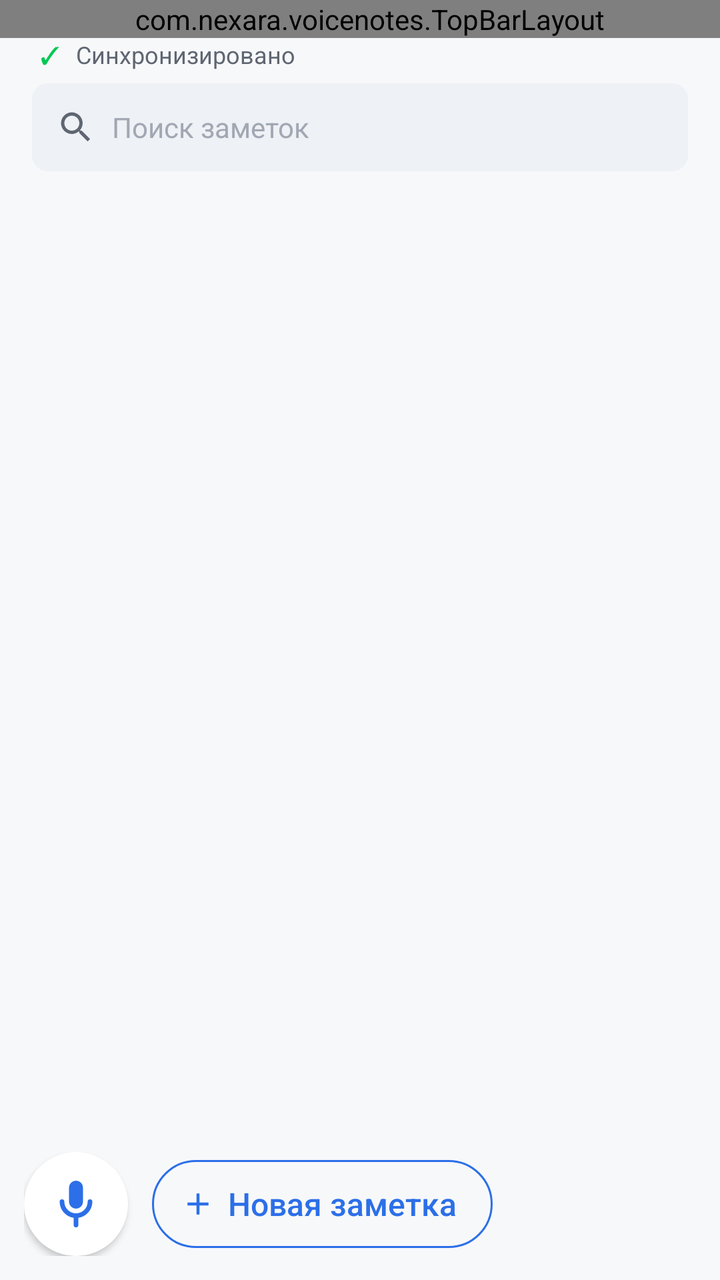
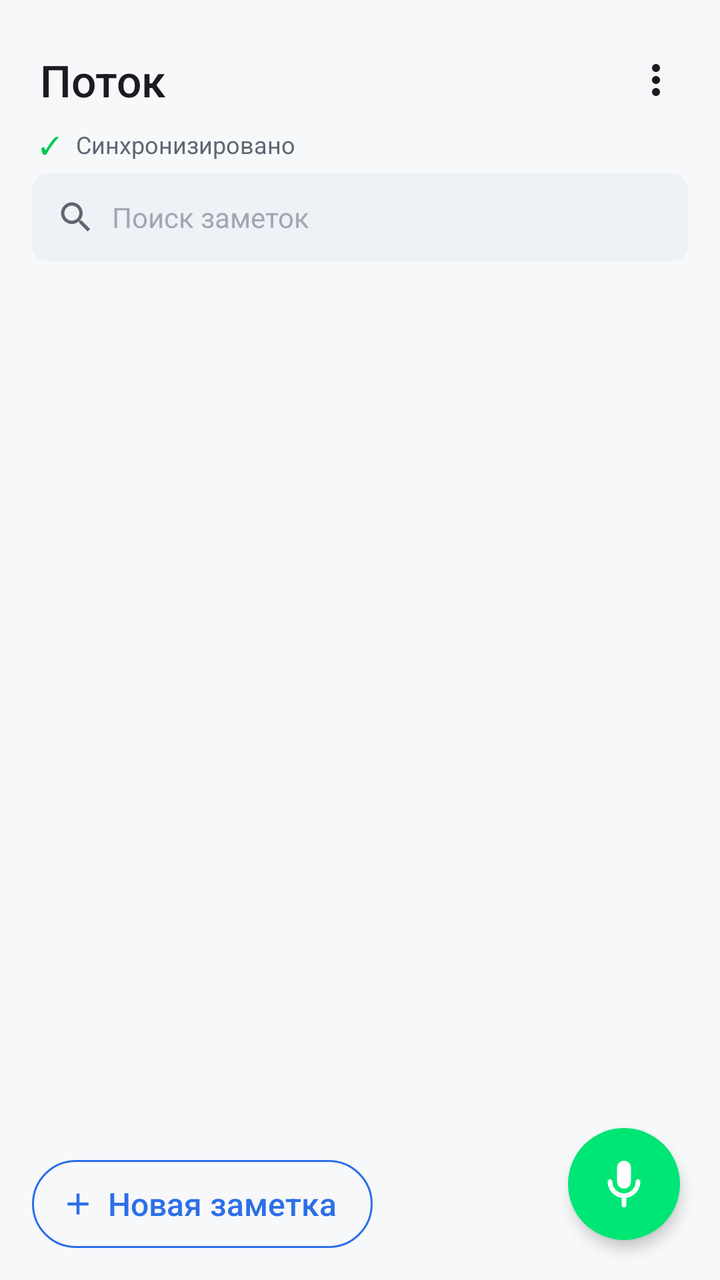

Two renders of the same Android screen: before a commit and after it. Below are the layout's source before the change and the commit's diff.
<!-- AndroidManifest.xml: application theme Theme.VoiceNotes -->
<!-- res/layout/activity_main.xml -->
<?xml version="1.0" encoding="utf-8"?>
<FrameLayout xmlns:android="http://schemas.android.com/apk/res/android"
    android:layout_width="match_parent"
    android:layout_height="match_parent"
    android:background="@color/bg_app">

    <LinearLayout
        android:layout_width="match_parent"
        android:layout_height="match_parent"
        android:orientation="vertical">

        
        <com.nexara.voicenotes.TopBarLayout
            android:id="@+id/topBar"
            android:layout_width="match_parent"
            android:layout_height="wrap_content"
            android:paddingLeft="12dp"
            android:paddingRight="2dp" />

        
        <LinearLayout
            android:id="@+id/syncBanner"
            android:layout_width="match_parent"
            android:layout_height="wrap_content"
            android:orientation="horizontal"
            android:paddingLeft="20dp"
            android:paddingRight="20dp"
            android:paddingTop="0dp"
            android:paddingBottom="6dp"
            android:gravity="center_vertical">

            <TextView
                android:id="@+id/syncIcon"
                android:layout_width="wrap_content"
                android:layout_height="wrap_content"
                android:textAppearance="@style/TextAppearance.Potok.Caption"
                android:textColor="@color/sync_ok"
                android:text="✓" />

            <TextView
                android:id="@+id/syncText"
                android:layout_width="match_parent"
                android:layout_height="wrap_content"
                android:layout_marginLeft="@dimen/space_s"
                android:textAppearance="@style/TextAppearance.Potok.Caption"
                android:textColor="@color/text_secondary"
                android:text="Синхронизировано" />
        </LinearLayout>

        
        <LinearLayout
            android:id="@+id/searchField"
            android:layout_width="match_parent"
            android:layout_height="44dp"
            android:orientation="horizontal"
            android:background="@drawable/bg_field"
            android:foreground="?android:attr/selectableItemBackground"
            android:layout_marginLeft="@dimen/space_l"
            android:layout_marginRight="@dimen/space_l"
            android:layout_marginBottom="@dimen/space_s"
            android:paddingLeft="@dimen/space_m"
            android:paddingRight="@dimen/space_m"
            android:gravity="center_vertical"
            android:clickable="true"
            android:focusable="true">

            <ImageView
                android:layout_width="20dp"
                android:layout_height="20dp"
                android:src="@drawable/ic_search"
                android:tint="@color/text_secondary"
                android:scaleType="centerInside"
                android:contentDescription="Поиск" />

            <TextView
                android:layout_width="match_parent"
                android:layout_height="wrap_content"
                android:layout_marginLeft="@dimen/space_s"
                android:textAppearance="@style/TextAppearance.Potok.Body"
                android:textColor="@color/potok_text_disabled"
                android:text="Поиск заметок" />
        </LinearLayout>

        <HorizontalScrollView
            android:layout_width="match_parent"
            android:layout_height="wrap_content"
            android:paddingLeft="16dp"
            android:paddingRight="16dp"
            android:paddingBottom="8dp"
            android:scrollbars="none"
            android:fillViewport="true">

            <LinearLayout
                android:id="@+id/chipsRow"
                android:layout_width="wrap_content"
                android:layout_height="wrap_content"
                android:orientation="horizontal" />
        </HorizontalScrollView>

        <FrameLayout
            android:layout_width="match_parent"
            android:layout_height="0dp"
            android:layout_weight="1">

            <ListView
                android:id="@+id/notes"
                android:layout_width="match_parent"
                android:layout_height="match_parent"
                android:divider="@android:color/transparent"
                android:dividerHeight="8dp"
                android:paddingLeft="@dimen/space_m"
                android:paddingRight="@dimen/space_m"
                android:paddingTop="4dp"
                android:paddingBottom="80dp"
                android:clipToPadding="false"
                android:scrollbars="none" />

            <TextView
                android:id="@+id/empty"
                android:layout_width="match_parent"
                android:layout_height="wrap_content"
                android:layout_gravity="center"
                android:text="🎤 Нажмите микрофон\nили скажите на часах"
                android:textAppearance="@style/TextAppearance.Potok.Title"
                android:textColor="@color/text_secondary"
                android:gravity="center"
                android:padding="32dp"
                android:lineSpacingExtra="4dp"
                android:visibility="gone" />

            
            <LinearLayout
                android:layout_width="match_parent"
                android:layout_height="wrap_content"
                android:layout_gravity="bottom"
                android:orientation="horizontal"
                android:paddingLeft="@dimen/space_m"
                android:paddingRight="@dimen/space_m"
                android:paddingBottom="@dimen/space_m"
                android:gravity="center_vertical">

                <ImageButton
                    android:id="@+id/recFab"
                    android:layout_width="52dp"
                    android:layout_height="52dp"
                    android:background="@drawable/bg_fab"
                    android:src="@drawable/ic_mic"
                    android:tint="@color/accent_blue"
                    android:scaleType="center"
                    android:elevation="2dp"
                    android:contentDescription="Запись" />

                <LinearLayout
                    android:id="@+id/newNoteBtn"
                    android:layout_width="wrap_content"
                    android:layout_height="44dp"
                    android:orientation="horizontal"
                    android:layout_marginLeft="@dimen/space_m"
                    android:background="@drawable/bg_btn_new_note"
                    android:paddingLeft="14dp"
                    android:paddingRight="18dp"
                    android:gravity="center_vertical"
                    android:clickable="true"
                    android:focusable="true">

                    <ImageView
                        android:layout_width="18dp"
                        android:layout_height="18dp"
                        android:src="@drawable/ic_add"
                        android:tint="@color/accent_blue"
                        android:scaleType="centerInside"
                        android:contentDescription="Добавить" />

                    <TextView
                        android:layout_width="wrap_content"
                        android:layout_height="wrap_content"
                        android:layout_marginLeft="6dp"
                        android:textAppearance="@style/TextAppearance.Potok.Title"
                        android:textColor="@color/accent_blue"
                        android:text="Новая заметка" />
                </LinearLayout>
            </LinearLayout>

            
            <LinearLayout
                android:id="@+id/recPill"
                android:layout_width="wrap_content"
                android:layout_height="40dp"
                android:layout_gravity="bottom|start"
                android:layout_marginLeft="80dp"
                android:layout_marginBottom="@dimen/space_m"
                android:orientation="horizontal"
                android:gravity="center_vertical"
                android:background="@drawable/bg_pill"
                android:paddingLeft="14dp"
                android:paddingRight="14dp"
                android:elevation="4dp"
                android:visibility="gone">

                <View
                    android:id="@+id/recLevelDot"
                    android:layout_width="8dp"
                    android:layout_height="8dp"
                    android:background="@drawable/bg_dot_green" />

                <TextView
                    android:id="@+id/recTimer"
                    android:layout_width="wrap_content"
                    android:layout_height="wrap_content"
                    android:layout_marginLeft="8dp"
                    android:textAppearance="@style/TextAppearance.Potok.Body"
                    android:textColor="@color/text_primary"
                    android:text="0:00" />
            </LinearLayout>
        </FrameLayout>
    </LinearLayout>
</FrameLayout>
<!-- resources referenced by this layout -->
<resources>
  <color name="accent_blue">#2C6FE8</color>
  <color name="bg_app">#F7F8FA</color>
  <color name="potok_text_disabled">#A1A7B3</color>
  <color name="sync_ok">#00C853</color>
  <color name="text_primary">#1A1C1F</color>
  <color name="text_secondary">#5F6672</color>
  <dimen name="space_l">16dp</dimen>
  <dimen name="space_m">12dp</dimen>
  <dimen name="space_s">8dp</dimen>
  <!-- drawable bg_dot_green (drawable) -->
  <?xml version="1.0" encoding="utf-8"?>
  <shape xmlns:android="http://schemas.android.com/apk/res/android"
      android:shape="oval">
      <solid android:color="@color/rec_green" />
  </shape>
  <!-- drawable bg_fab (drawable) -->
  <?xml version="1.0" encoding="utf-8"?>
  <selector xmlns:android="http://schemas.android.com/apk/res/android">
      <item android:state_pressed="true">
          <shape android:shape="oval">
              <solid android:color="@color/potok_surface_secondary" />
          </shape>
      </item>
      <item>
          <shape android:shape="oval">
              <solid android:color="@color/bg_card" />
          </shape>
      </item>
  </selector>
  <!-- drawable bg_field (drawable) -->
  <?xml version="1.0" encoding="utf-8"?>
  <shape xmlns:android="http://schemas.android.com/apk/res/android"
      android:shape="rectangle">
      <solid android:color="@color/potok_surface_secondary" />
      <corners android:radius="@dimen/radius_s" />
  </shape>
  <!-- drawable bg_pill (drawable) -->
  <?xml version="1.0" encoding="utf-8"?>
  <shape xmlns:android="http://schemas.android.com/apk/res/android"
      android:shape="rectangle">
      <solid android:color="@color/bg_card" />
      <corners android:radius="20dp" />
  </shape>
  <style name="TextAppearance.Potok.Body">
          <item name="android:textSize">14sp</item>
          <item name="android:lineSpacingExtra">6dp</item>
          <item name="android:fontFamily">sans-serif</item>
      </style>
  <style name="TextAppearance.Potok.Caption">
          <item name="android:textSize">12sp</item>
          <item name="android:lineSpacingExtra">4dp</item>
          <item name="android:fontFamily">sans-serif</item>
      </style>
  <style name="TextAppearance.Potok.Title">
          <item name="android:textSize">16sp</item>
          <item name="android:lineSpacingExtra">8dp</item>
          <item name="android:fontFamily">sans-serif-medium</item>
          <item name="android:textFontWeight" tools:targetApi="28">500</item>
      </style>
  <style name="Theme.VoiceNotes" parent="android:Theme.Material.Light.NoActionBar">
          <item name="android:colorPrimary">@color/primary</item>
          <item name="android:colorPrimaryDark">@color/primary_dark</item>
          <item name="android:colorAccent">@color/accent</item>
          <item name="android:statusBarColor">@color/primary_dark</item>
      </style>
  <color name="accent_blue_soft">#E8F0FD</color>
  <color name="rec_green">#00E676</color>
  <color name="potok_surface_secondary">#EEF1F5</color>
  <color name="bg_card">#FFFFFF</color>
  <dimen name="radius_s">8dp</dimen>
  <color name="primary">#2C6FE8</color>
  <color name="primary_dark">#1E5BC6</color>
  <color name="accent">#2C6FE8</color>
  <!-- unchanged entries left out for length: 4 -->
</resources>

<!-- the commit's change to res/layout/activity_main.xml (unified diff, before → after) -->
@@ -10,12 +10,34 @@
         android:orientation="vertical">
 
         
-        <com.nexara.voicenotes.TopBarLayout
-            android:id="@+id/topBar"
+        <LinearLayout
             android:layout_width="match_parent"
             android:layout_height="wrap_content"
-            android:paddingLeft="12dp"
-            android:paddingRight="2dp" />
+            android:orientation="horizontal"
+            android:paddingLeft="20dp"
+            android:paddingRight="12dp"
+            android:paddingTop="20dp"
+            android:paddingBottom="4dp"
+            android:gravity="center_vertical">
+
+            <TextView
+                android:layout_width="0dp"
+                android:layout_height="wrap_content"
+                android:layout_weight="1"
+                android:textAppearance="@style/TextAppearance.Potok.Headline"
+                android:textColor="@color/text_primary"
+                android:text="Поток" />
+
+            <ImageButton
+                android:id="@+id/overflowBtn"
+                android:layout_width="40dp"
+                android:layout_height="40dp"
+                android:background="?android:attr/selectableItemBackground"
+                android:src="@drawable/ic_more"
+                android:tint="@color/text_primary"
+                android:scaleType="centerInside"
+                android:contentDescription="Меню" />
+        </LinearLayout>
 
         
         <LinearLayout
@@ -111,7 +133,7 @@
                 android:paddingLeft="@dimen/space_m"
                 android:paddingRight="@dimen/space_m"
                 android:paddingTop="4dp"
-                android:paddingBottom="80dp"
+                android:paddingBottom="96dp"
                 android:clipToPadding="false"
                 android:scrollbars="none" />
 
@@ -130,71 +152,65 @@
 
             
             <LinearLayout
-                android:layout_width="match_parent"
-                android:layout_height="wrap_content"
-                android:layout_gravity="bottom"
+                android:id="@+id/newNoteBtn"
+                android:layout_width="wrap_content"
+                android:layout_height="44dp"
+                android:layout_gravity="bottom|start"
                 android:orientation="horizontal"
-                android:paddingLeft="@dimen/space_m"
-                android:paddingRight="@dimen/space_m"
-                android:paddingBottom="@dimen/space_m"
-                android:gravity="center_vertical">
-
-                <ImageButton
-                    android:id="@+id/recFab"
-                    android:layout_width="52dp"
-                    android:layout_height="52dp"
-                    android:background="@drawable/bg_fab"
-                    android:src="@drawable/ic_mic"
+                android:layout_marginLeft="@dimen/space_l"
+                android:layout_marginBottom="@dimen/space_l"
+                android:background="@drawable/bg_btn_new_note"
+                android:paddingLeft="14dp"
+                android:paddingRight="18dp"
+                android:gravity="center_vertical"
+                android:clickable="true"
+                android:focusable="true"
+                android:elevation="2dp">
+
+                <ImageView
+                    android:layout_width="18dp"
+                    android:layout_height="18dp"
+                    android:src="@drawable/ic_add"
                     android:tint="@color/accent_blue"
-                    android:scaleType="center"
-                    android:elevation="2dp"
-                    android:contentDescription="Запись" />
-
-                <LinearLayout
-                    android:id="@+id/newNoteBtn"
+                    android:scaleType="centerInside"
+                    android:contentDescription="Добавить" />
+
+                <TextView
                     android:layout_width="wrap_content"
-                    android:layout_height="44dp"
-                    android:orientation="horizontal"
-                    android:layout_marginLeft="@dimen/space_m"
-                    android:background="@drawable/bg_btn_new_note"
-                    android:paddingLeft="14dp"
-                    android:paddingRight="18dp"
-                    android:gravity="center_vertical"
-                    android:clickable="true"
-                    android:focusable="true">
-
-                    <ImageView
-                        android:layout_width="18dp"
-                        android:layout_height="18dp"
-                        android:src="@drawable/ic_add"
-                        android:tint="@color/accent_blue"
-                        android:scaleType="centerInside"
-                        android:contentDescription="Добавить" />
-
-                    <TextView
-                        android:layout_width="wrap_content"
-                        android:layout_height="wrap_content"
-                        android:layout_marginLeft="6dp"
-                        android:textAppearance="@style/TextAppearance.Potok.Title"
-                        android:textColor="@color/accent_blue"
-                        android:text="Новая заметка" />
-                </LinearLayout>
+                    android:layout_height="wrap_content"
+                    android:layout_marginLeft="6dp"
+                    android:textAppearance="@style/TextAppearance.Potok.Title"
+                    android:textColor="@color/accent_blue"
+                    android:text="Новая заметка" />
             </LinearLayout>
+
+            
+            <ImageButton
+                android:id="@+id/recFab"
+                android:layout_width="56dp"
+                android:layout_height="56dp"
+                android:layout_gravity="bottom|end"
+                android:layout_margin="20dp"
+                android:background="@drawable/bg_fab"
+                android:src="@drawable/ic_mic"
+                android:scaleType="center"
+                android:elevation="4dp"
+                android:contentDescription="Запись" />
 
             
             <LinearLayout
                 android:id="@+id/recPill"
                 android:layout_width="wrap_content"
                 android:layout_height="40dp"
-                android:layout_gravity="bottom|start"
-                android:layout_marginLeft="80dp"
-                android:layout_marginBottom="@dimen/space_m"
+                android:layout_gravity="bottom|end"
+                android:layout_marginRight="20dp"
+                android:layout_marginBottom="88dp"
                 android:orientation="horizontal"
                 android:gravity="center_vertical"
                 android:background="@drawable/bg_pill"
                 android:paddingLeft="14dp"
                 android:paddingRight="14dp"
-                android:elevation="4dp"
+                android:elevation="2dp"
                 android:visibility="gone">
 
                 <View
<!-- resource entries referenced after the edit -->
@@ -20,12 +20,12 @@
   <selector xmlns:android="http://schemas.android.com/apk/res/android">
       <item android:state_pressed="true">
           <shape android:shape="oval">
-              <solid android:color="@color/potok_surface_secondary" />
+              <solid android:color="#00C75B" />
           </shape>
       </item>
       <item>
           <shape android:shape="oval">
-              <solid android:color="@color/bg_card" />
+              <solid android:color="@color/rec_green" />
           </shape>
       </item>
   </selector>
@@ -43,6 +43,17 @@
       <solid android:color="@color/bg_card" />
       <corners android:radius="20dp" />
   </shape>
+  <!-- drawable ic_more (drawable) -->
+  <?xml version="1.0" encoding="utf-8"?>
+  <vector xmlns:android="http://schemas.android.com/apk/res/android"
+      android:width="24dp"
+      android:height="24dp"
+      android:viewportWidth="24"
+      android:viewportHeight="24">
+      <path
+          android:fillColor="#000000"
+          android:pathData="M12,8c1.1,0 2,-.9 2,-2s-.9,-2 -2,-2 -2,.9 -2,2 .9,2 2,2z M12,10c-1.1,0 -2,.9 -2,2s.9,2 2,2 2,-.9 2,-2 -.9,-2 -2,-2z M12,16c-1.1,0 -2,.9 -2,2s.9,2 2,2 2,-.9 2,-2 -.9,-2 -2,-2z" />
+  </vector>
   <style name="TextAppearance.Potok.Body">
           <item name="android:textSize">14sp</item>
           <item name="android:lineSpacingExtra">6dp</item>
@@ -52,6 +63,12 @@
           <item name="android:textSize">12sp</item>
           <item name="android:lineSpacingExtra">4dp</item>
           <item name="android:fontFamily">sans-serif</item>
+      </style>
+  <style name="TextAppearance.Potok.Headline">
+          <item name="android:textSize">22sp</item>
+          <item name="android:lineSpacingExtra">6dp</item>
+          <item name="android:fontFamily">sans-serif-medium</item>
+          <item name="android:textFontWeight" tools:targetApi="28">500</item>
       </style>
   <style name="TextAppearance.Potok.Title">
           <item name="android:textSize">16sp</item>
